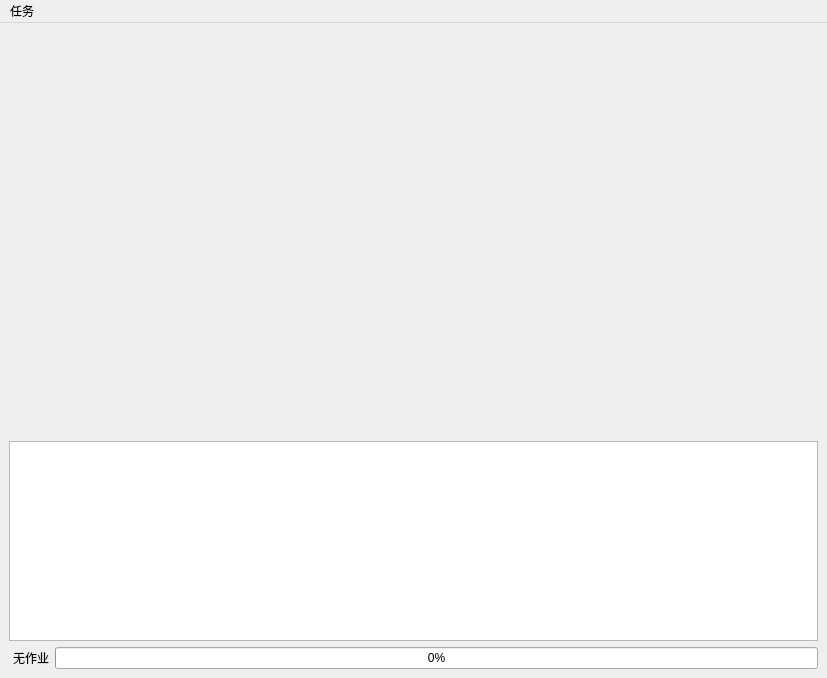
Old version of the form ui/designer/MainWindow.ui in the repository BrilliantBirch/SmartAnnotator.
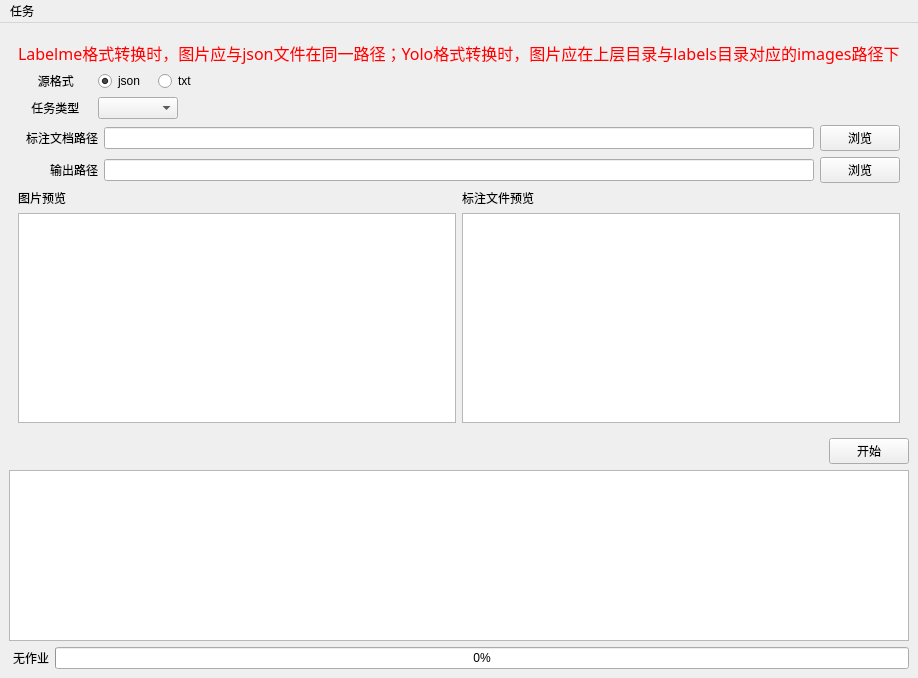
New version of the form. The open tabs and pages were chosen to show the change.

```diff
--- a/ui/designer/MainWindow.ui
+++ b/ui/designer/MainWindow.ui
@@ -26,8 +26,8 @@
      <verstretch>0</verstretch>
     </sizepolicy>
    </property>
-   <layout class="QGridLayout" name="gridLayout_3">
-    <item row="0" column="0">
+   <layout class="QHBoxLayout" name="horizontalLayout_3">
+    <item>
      <layout class="QVBoxLayout" name="verticalLayout">
       <item>
        <widget class="QStackedWidget" name="stackedWidget">
@@ -145,7 +145,274 @@
          </layout>
         </widget>
         <widget class="QWidget" name="convertPage">
-         <layout class="QGridLayout" name="gridLayout_2"/>
+         <layout class="QGridLayout" name="gridLayout_8">
+          <item row="0" column="0">
+           <layout class="QVBoxLayout" name="verticalLayout_2">
+            <property name="sizeConstraint">
+             <enum>QLayout::SetNoConstraint</enum>
+            </property>
+            <item>
+             <widget class="QLabel" name="label_3">
+              <property name="font">
+               <font>
+                <family>Agency FB</family>
+                <pointsize>12</pointsize>
+               </font>
+              </property>
+              <property name="styleSheet">
+               <string notr="true">color: rgb(255, 0, 0);</string>
+              </property>
+              <property name="text">
+               <string>Labelme格式转换时，图片应与json文件在同一路径；Yolo格式转换时，图片应在上层目录与labels目录对应的images路径下</string>
+              </property>
+             </widget>
+            </item>
+            <item>
+             <layout class="QHBoxLayout" name="horizontalLayout_4">
+              <property name="spacing">
+               <number>0</number>
+              </property>
+              <property name="sizeConstraint">
+               <enum>QLayout::SetNoConstraint</enum>
+              </property>
+              <item>
+               <widget class="QLabel" name="label_4">
+                <property name="sizePolicy">
+                 <sizepolicy hsizetype="Preferred" vsizetype="Preferred">
+                  <horstretch>0</horstretch>
+                  <verstretch>0</verstretch>
+                 </sizepolicy>
+                </property>
+                <property name="minimumSize">
+                 <size>
+                  <width>80</width>
+                  <height>0</height>
+                 </size>
+                </property>
+                <property name="maximumSize">
+                 <size>
+                  <width>80</width>
+                  <height>16777215</height>
+                 </size>
+                </property>
+                <property name="layoutDirection">
+                 <enum>Qt::RightToLeft</enum>
+                </property>
+                <property name="text">
+                 <string>      源格式</string>
+                </property>
+                <property name="alignment">
+                 <set>Qt::AlignLeading|Qt::AlignLeft|Qt::AlignVCenter</set>
+                </property>
+               </widget>
+              </item>
+              <item>
+               <widget class="QRadioButton" name="jsonBtn">
+                <property name="sizePolicy">
+                 <sizepolicy hsizetype="Preferred" vsizetype="Preferred">
+                  <horstretch>0</horstretch>
+                  <verstretch>0</verstretch>
+                 </sizepolicy>
+                </property>
+                <property name="maximumSize">
+                 <size>
+                  <width>60</width>
+                  <height>16777215</height>
+                 </size>
+                </property>
+                <property name="text">
+                 <string>json</string>
+                </property>
+                <property name="checked">
+                 <bool>true</bool>
+                </property>
+               </widget>
+              </item>
+              <item>
+               <widget class="QRadioButton" name="txtBtn">
+                <property name="sizePolicy">
+                 <sizepolicy hsizetype="Preferred" vsizetype="Preferred">
+                  <horstretch>0</horstretch>
+                  <verstretch>0</verstretch>
+                 </sizepolicy>
+                </property>
+                <property name="text">
+                 <string>txt</string>
+                </property>
+               </widget>
+              </item>
+             </layout>
+            </item>
+            <item>
+             <layout class="QHBoxLayout" name="horizontalLayout_5">
+              <property name="spacing">
+               <number>0</number>
+              </property>
+              <property name="sizeConstraint">
+               <enum>QLayout::SetNoConstraint</enum>
+              </property>
+              <item>
+               <widget class="QLabel" name="label_5">
+                <property name="minimumSize">
+                 <size>
+                  <width>80</width>
+                  <height>0</height>
+                 </size>
+                </property>
+                <property name="maximumSize">
+                 <size>
+                  <width>80</width>
+                  <height>16777215</height>
+                 </size>
+                </property>
+                <property name="layoutDirection">
+                 <enum>Qt::RightToLeft</enum>
+                </property>
+                <property name="text">
+                 <string>    任务类型</string>
+                </property>
+                <property name="alignment">
+                 <set>Qt::AlignLeading|Qt::AlignLeft|Qt::AlignVCenter</set>
+                </property>
+               </widget>
+              </item>
+              <item>
+               <widget class="QComboBox" name="taskComBox">
+                <property name="sizePolicy">
+                 <sizepolicy hsizetype="Preferred" vsizetype="Preferred">
+                  <horstretch>0</horstretch>
+                  <verstretch>0</verstretch>
+                 </sizepolicy>
+                </property>
+                <property name="maximumSize">
+                 <size>
+                  <width>80</width>
+                  <height>16777215</height>
+                 </size>
+                </property>
+               </widget>
+              </item>
+              <item>
+               <widget class="QLabel" name="label_6">
+                <property name="text">
+                 <string/>
+                </property>
+               </widget>
+              </item>
+             </layout>
+            </item>
+            <item>
+             <layout class="QGridLayout" name="gridLayout_4">
+              <item row="0" column="0">
+               <widget class="QLabel" name="label">
+                <property name="minimumSize">
+                 <size>
+                  <width>80</width>
+                  <height>0</height>
+                 </size>
+                </property>
+                <property name="maximumSize">
+                 <size>
+                  <width>80</width>
+                  <height>16777215</height>
+                 </size>
+                </property>
+                <property name="layoutDirection">
+                 <enum>Qt::RightToLeft</enum>
+                </property>
+                <property name="text">
+                 <string>标注文档路径</string>
+                </property>
+                <property name="alignment">
+                 <set>Qt::AlignRight|Qt::AlignTrailing|Qt::AlignVCenter</set>
+                </property>
+               </widget>
+              </item>
+              <item row="0" column="1">
+               <widget class="QLineEdit" name="convertInput"/>
+              </item>
+              <item row="0" column="2">
+               <widget class="QPushButton" name="convertInputBtn">
+                <property name="text">
+                 <string>浏览</string>
+                </property>
+               </widget>
+              </item>
+             </layout>
+            </item>
+            <item>
+             <layout class="QGridLayout" name="gridLayout_5">
+              <item row="0" column="1">
+               <widget class="QLineEdit" name="convertOutput"/>
+              </item>
+              <item row="0" column="0">
+               <widget class="QLabel" name="label_2">
+                <property name="minimumSize">
+                 <size>
+                  <width>80</width>
+                  <height>0</height>
+                 </size>
+                </property>
+                <property name="maximumSize">
+                 <size>
+                  <width>80</width>
+                  <height>16777215</height>
+                 </size>
+                </property>
+                <property name="layoutDirection">
+                 <enum>Qt::RightToLeft</enum>
+                </property>
+                <property name="text">
+                 <string>    输出路径</string>
+                </property>
+                <property name="alignment">
+                 <set>Qt::AlignRight|Qt::AlignTrailing|Qt::AlignVCenter</set>
+                </property>
+               </widget>
+              </item>
+              <item row="0" column="2">
+               <widget class="QPushButton" name="convertOutputBtn">
+                <property name="text">
+                 <string>浏览</string>
+                </property>
+               </widget>
+              </item>
+             </layout>
+            </item>
+            <item>
+             <layout class="QGridLayout" name="gridLayout_6">
+              <item row="1" column="0">
+               <widget class="QListView" name="imageFilesView">
+                <property name="minimumSize">
+                 <size>
+                  <width>200</width>
+                  <height>0</height>
+                 </size>
+                </property>
+               </widget>
+              </item>
+              <item row="0" column="1">
+               <widget class="QLabel" name="annotationFilesLabel">
+                <property name="text">
+                 <string>标注文件预览</string>
+                </property>
+               </widget>
+              </item>
+              <item row="0" column="0">
+               <widget class="QLabel" name="imageFilesLabel">
+                <property name="text">
+                 <string>图片预览</string>
+                </property>
+               </widget>
+              </item>
+              <item row="1" column="1">
+               <widget class="QListView" name="annotationFilesView"/>
+              </item>
+             </layout>
+            </item>
+           </layout>
+          </item>
+         </layout>
         </widget>
         <widget class="QWidget" name="annotatePage">
          <layout class="QGridLayout" name="gridLayout"/>
@@ -154,6 +421,22 @@
         <widget class="QWidget" name="exportPage"/>
        </widget>
       </item>
+      <item>
+       <widget class="QPushButton" name="runBtn">
+        <property name="maximumSize">
+         <size>
+          <width>80</width>
+          <height>16777215</height>
+         </size>
+        </property>
+        <property name="layoutDirection">
+         <enum>Qt::RightToLeft</enum>
+        </property>
+        <property name="text">
+         <string>开始</string>
+        </property>
+       </widget>
+      </item>
       <item>
        <widget class="QTextBrowser" name="logBrowser">
         <property name="maximumSize">
```
Left out of the diff: 3 changed lines with no effect on the pictures.
